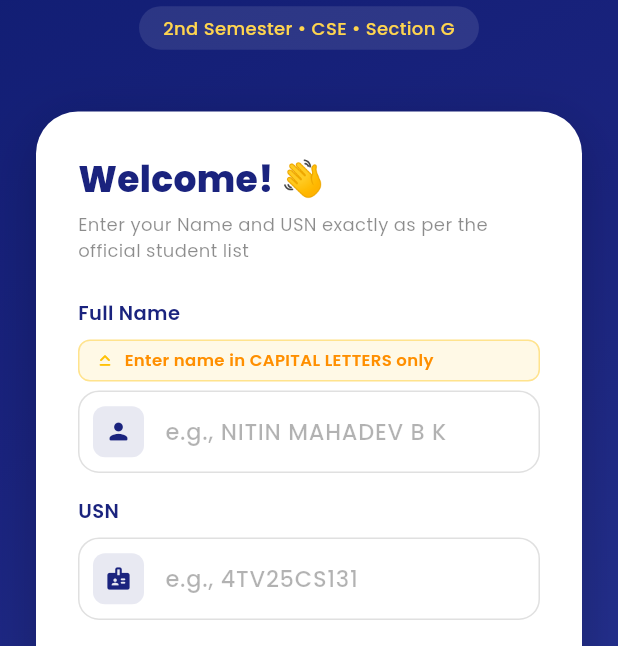
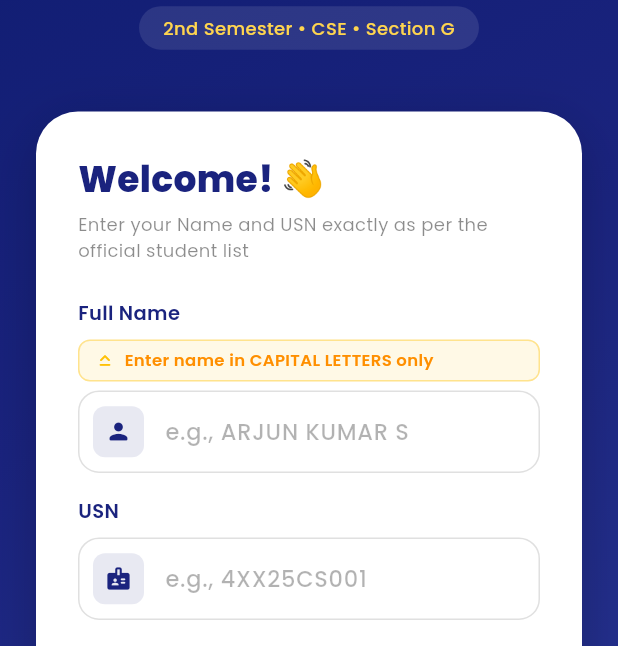
Before and after one commit to vvce25cse0423-lgtm/vvce_timetable, a Flutter app: the screen it shows after launch, on a phone screen of 412 x 824 dp, the part 311-957 px from its top. Run offline on Flutter 3.47's test engine with Material 3 defaults, Android fonts, the phone set to English and light mode, and no system bars; drawn by our look-alikes of flutter_animate; our stand-ins replace device_info_plus, flutter_local_notifications, google_fonts, shared_preferences, timezone.

Commit message:
fix: fictional login hints, complete iOS Xcode project files for IPA build

```diff
--- a/lib/screens/login_screen.dart
+++ b/lib/screens/login_screen.dart
@@ -25,24 +25,24 @@ class _LoginScreenState extends State<LoginScreen> {
 
   bool _isLoading = false;
 
-  // Random example hints from the real student list
+  // Fictional example hints — NOT real students, just for guidance
   static const _nameHints = [
-    'e.g., NITIN MAHADEV B K',
-    'e.g., PREETHAM M N',
-    'e.g., PALLAVI AMBIGER',
-    'e.g., RAKESH SHREEKANTH M M',
-    'e.g., POORVIKA M P',
-    'e.g., PRIYANKA AMARAVATHI',
-    'e.g., NIRANJAN SWAMY M',
+    'e.g., ARJUN KUMAR S',
+    'e.g., DIVYA SHARMA R',
+    'e.g., RAHUL VERMA K',
+    'e.g., SNEHA PATIL M',
+    'e.g., KIRAN RAJ B',
+    'e.g., MEENA LAKSHMI T',
+    'e.g., SURESH BABU N',
   ];
   static const _usnHints = [
-    'e.g., 4TV25CS131',
-    'e.g., 4EV25CS140',
-    'e.g., 4TV25CS133',
-    'e.g., 4TV25CS162',
-    'e.g., 4EV25CS135',
-    'e.g., 4TV25CS157',
-    'e.g., 4VV25CS136',
+    'e.g., 4XX25CS001',
+    'e.g., 4YY25CS002',
+    'e.g., 4ZZ25CS003',
+    'e.g., 4AB25CS004',
+    'e.g., 4CD25CS005',
+    'e.g., 4EF25CS006',
+    'e.g., 4GH25CS007',
   ];
 
   @override
```
Also changed, not shown: 11 other files.
